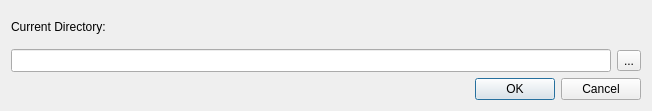
This is hallbench/gui/ui/setdirectorydialog.ui in lnls-ima/hall-bench-control as Qt 5 draws it before an edit. The edited form follows.
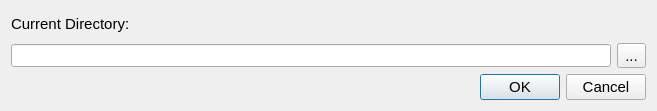
This is the edited form.

The edit to the form file:
```diff
--- a/hallbench/gui/ui/setdirectorydialog.ui
+++ b/hallbench/gui/ui/setdirectorydialog.ui
@@ -10,6 +10,11 @@
     <height>111</height>
    </rect>
   </property>
+  <property name="font">
+   <font>
+    <pointsize>11</pointsize>
+   </font>
+  </property>
   <property name="windowTitle">
    <string>Set Directory</string>
   </property>
```
